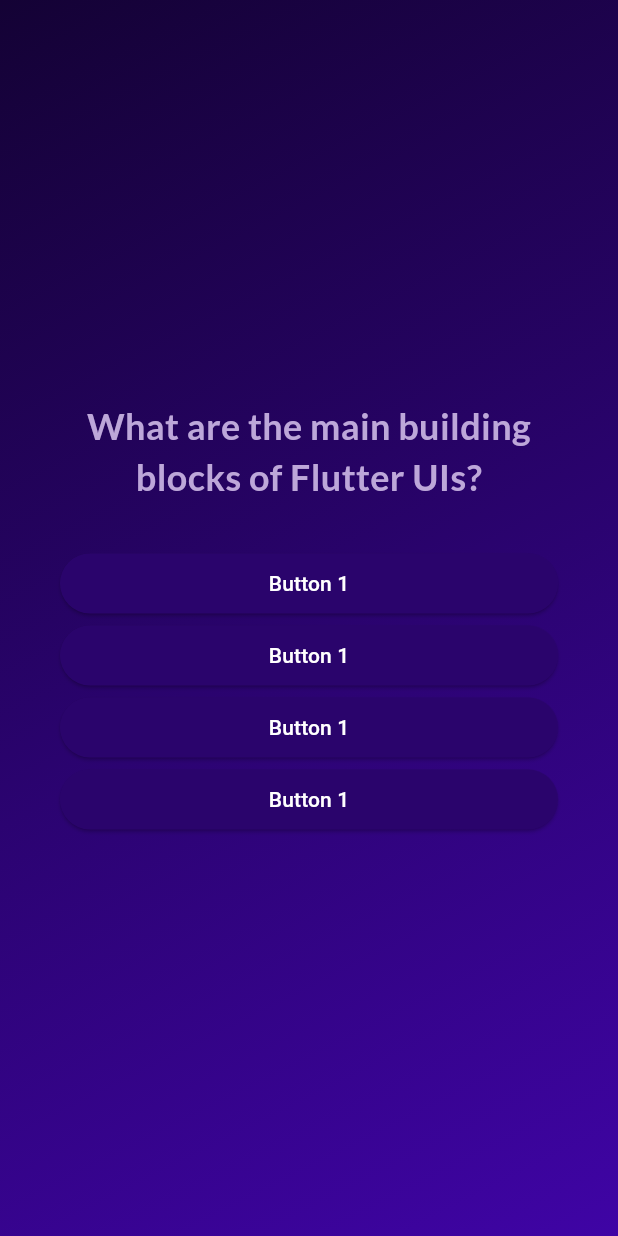
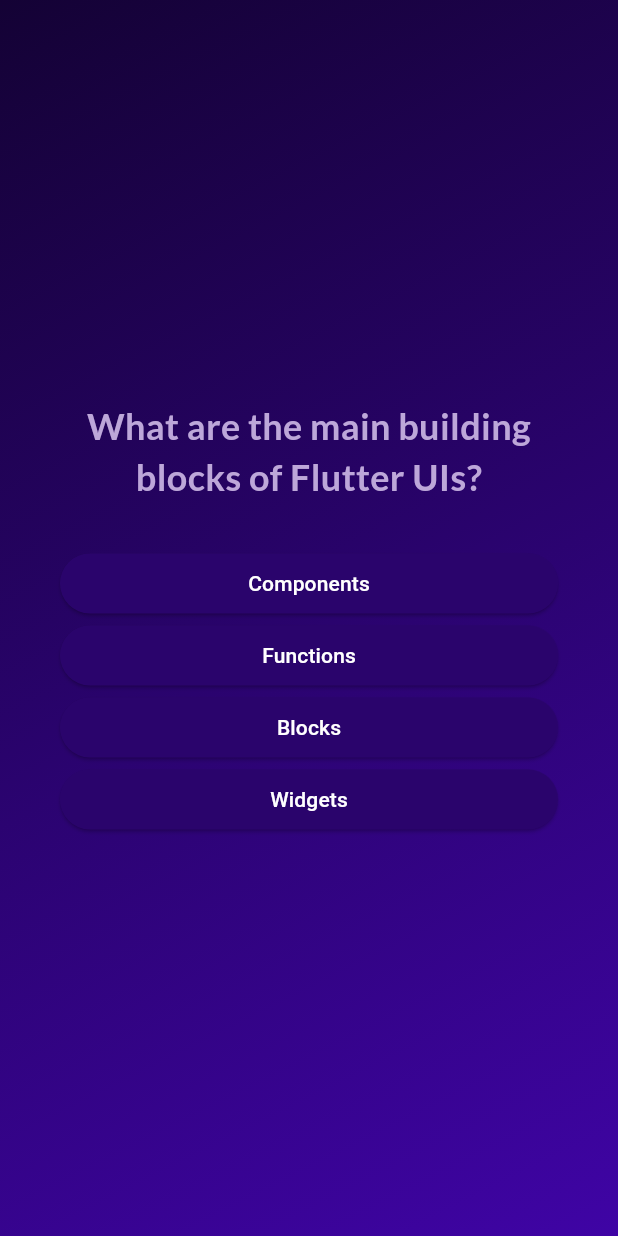
Before and after one commit to pulpetto/Quiz-App, a Flutter app: the screen it shows after launch, after a tap on "Start Quiz", on a phone screen of 412 x 824 dp. Run offline on Flutter 3.47's test engine with Material 3 defaults, Android fonts, the phone set to English and light mode, and no system bars; our stand-ins replace google_fonts.

Commit message:
save chosen answers

```diff
--- a/lib/questions_screen.dart
+++ b/lib/questions_screen.dart
@@ -4,7 +4,9 @@ import 'package:quiz_app/data/questions.dart';
 import 'package:google_fonts/google_fonts.dart';
 
 class QuestionsScreen extends StatefulWidget {
-  const QuestionsScreen({super.key});
+  const QuestionsScreen({super.key, required this.onSelectedAnswer});
+
+  final void Function(String answer) onSelectedAnswer;
 
   @override
   State<QuestionsScreen> createState() => _QuestionsScreenState();
@@ -13,7 +15,9 @@ class QuestionsScreen extends StatefulWidget {
 class _QuestionsScreenState extends State<QuestionsScreen> {
   var currentQuestionIndex = 0;
 
-  void answerQuestion() {
+  void answerQuestion(String selectedAnswer) {
+    widget.onSelectedAnswer(selectedAnswer);
+
     setState(() {
       currentQuestionIndex++;
     });
@@ -43,8 +47,10 @@ class _QuestionsScreenState extends State<QuestionsScreen> {
             SizedBox(height: 30),
             ...currentQuestion.getShuffledAnswers().map((answer) {
               return AnswerButton(
-                answerText: 'Button 1',
-                onTap: answerQuestion,
+                answerText: answer,
+                onTap: () {
+                  answerQuestion(answer);
+                },
               );
             }),
           ],
--- a/lib/quiz.dart
+++ b/lib/quiz.dart
@@ -10,23 +10,27 @@ class Quiz extends StatefulWidget {
 }
 
 class _QuizState extends State<Quiz> {
-  Widget? activeScreen;
+  final List<String> selectedAnswers = [];
+  var activeScreen = 'start-screen';
 
-  @override
-  void initState() {
-    super.initState();
-
-    activeScreen = StartScreen(switchScreen);
+  void chooseAnswer(String answer) {
+    selectedAnswers.add(answer);
   }
 
   void switchScreen() {
     setState(() {
-      activeScreen = QuestionsScreen();
+      activeScreen = 'questions-screen';
     });
   }
 
   @override
   Widget build(BuildContext context) {
+    Widget screenWidget = StartScreen(switchScreen);
+
+    if (activeScreen == 'questions-screen') {
+      screenWidget = QuestionsScreen(onSelectedAnswer: chooseAnswer);
+    }
+
     return MaterialApp(
       debugShowCheckedModeBanner: false,
       home: Scaffold(
@@ -41,7 +45,7 @@ class _QuizState extends State<Quiz> {
               end: Alignment.bottomRight,
             ),
           ),
-          child: activeScreen,
+          child: screenWidget,
         ),
       ),
     );
```
